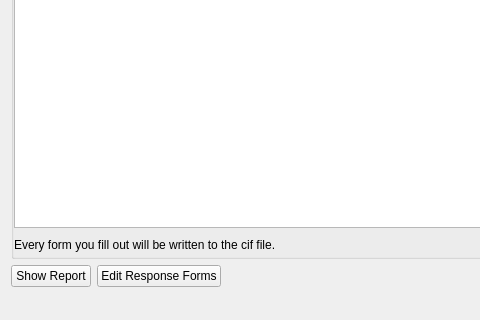
The window that gui/responseformseditor.ui (dkratzert/FinalCif) describes before a commit, drawn with Qt 5; both pictures show x 0 to 480 and y 138 to 458 of the 638 by 458 pixel window.
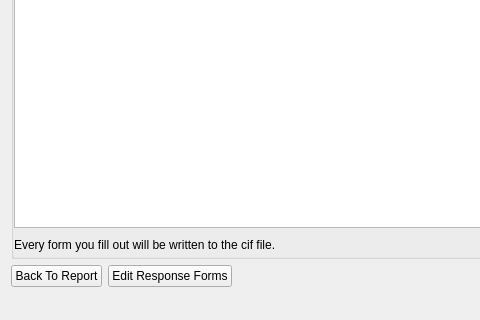
The same window after the commit.

The edit to the form file:
```diff
--- a/gui/responseformseditor.ui
+++ b/gui/responseformseditor.ui
@@ -163,7 +163,7 @@
        <item>
         <widget class="QPushButton" name="show_report_Button">
          <property name="text">
-          <string>Show Report</string>
+          <string>Back To Report</string>
          </property>
         </widget>
        </item>
```
